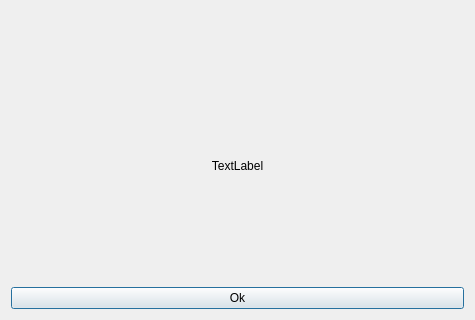
Qt form dialogabout.ui (GiPiLab/ProtonClassicSuite) before a commit; both pictures show x 0 to 475 and y 194 to 514 of the 475 by 514 pixel window.
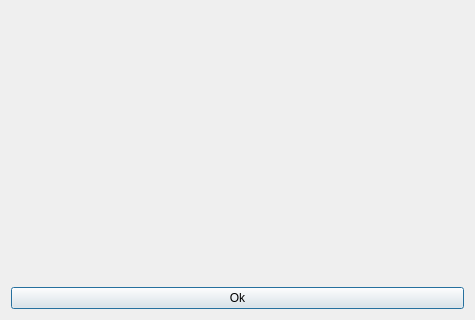
The same form after that commit. Icons and pictures are not drawn.

The edit to the form file:
```diff
--- a/dialogabout.ui
+++ b/dialogabout.ui
@@ -36,7 +36,7 @@
    <item>
     <widget class="QLabel" name="label">
      <property name="text">
-      <string>TextLabel</string>
+      <string/>
      </property>
      <property name="textFormat">
       <enum>Qt::RichText</enum>
```
Left out of the diff: 4 changed lines with no effect on the pictures.
